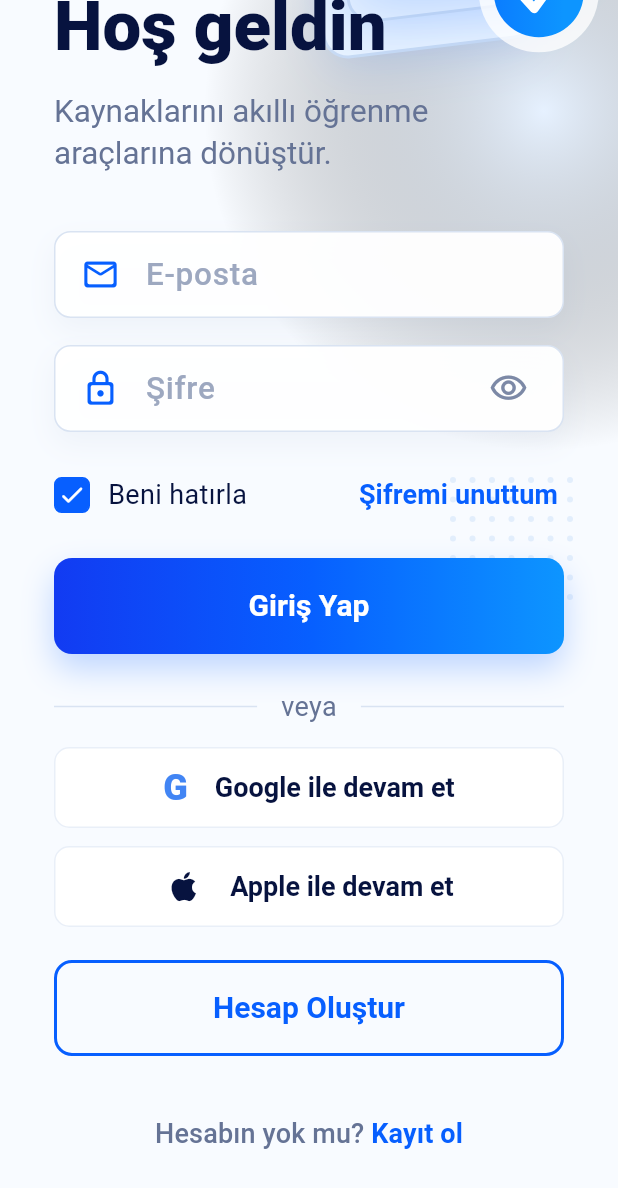
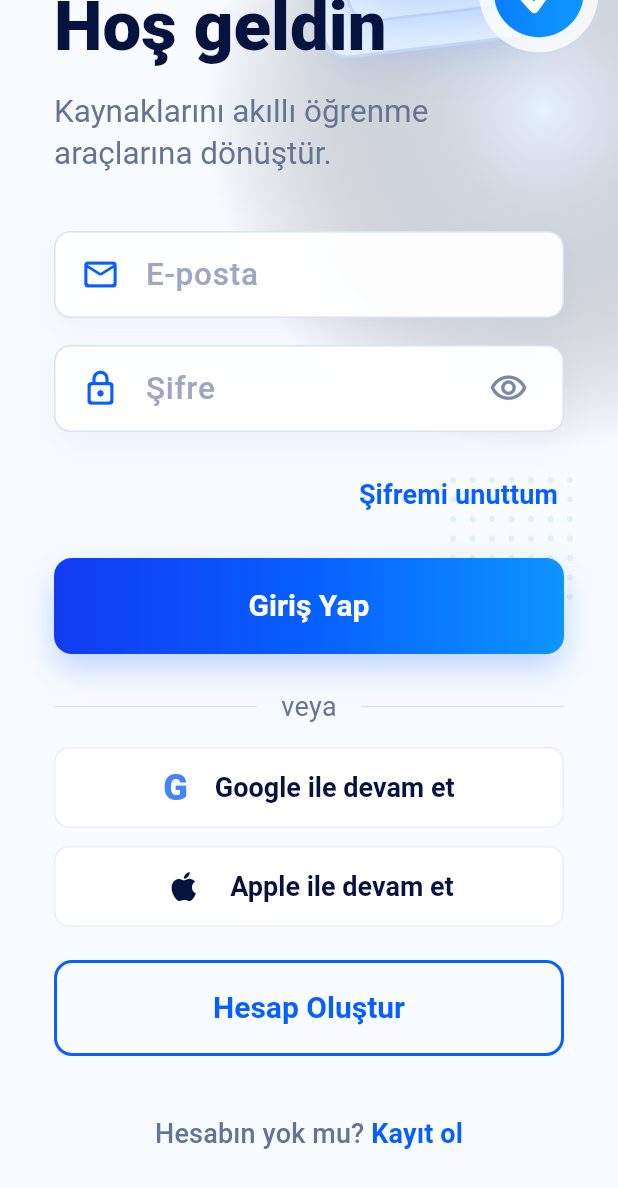
Before and after one commit to kemaltuncer-generaladmin/medasi-sourcebase, a Flutter app: the screen it shows after launch, scrolled down 178 dp, on a phone screen of 412 x 824 dp. Shown: the top 1188 px of the screen. Run offline on Flutter 3.47's test engine with Material 3 defaults, Android fonts, the light colour scheme and no system bars; our stand-ins replace file_picker, responsive_builder, supabase_flutter; missing offline and left inert: dart:html; accounts and stored records are empty; Roboto replaces fonts that are missing (SF Pro Display).

Commit message:
tur 2 release hardening: auth

```diff
--- a/lib/features/auth/presentation/screens/login_screen.dart
+++ b/lib/features/auth/presentation/screens/login_screen.dart
@@ -22,7 +22,6 @@ class LoginScreen extends StatefulWidget {
 class _LoginScreenState extends State<LoginScreen> {
   final emailController = TextEditingController();
   final passwordController = TextEditingController();
-  bool remember = true;
   bool obscure = true;
   bool loading = false;
   String? errorMessage;
@@ -249,20 +248,7 @@ class _LoginScreenState extends State<LoginScreen> {
           ),
         ),
         const SizedBox(height: 18),
-        Row(
-          children: [
-            AuthCheck(
-              value: remember,
-              onTap: () => setState(() => remember = !remember),
-              label: 'Beni hatırla',
-            ),
-            const SizedBox(width: 12),
-            const Text(
-              'Beni hatırla',
-              style: TextStyle(color: AppColors.navy, fontSize: 18),
-            ),
-            Expanded(
-              child: Align(
+        Align(
           alignment: Alignment.centerRight,
           child: TextButton(
             onPressed: loading || _socialLoading
@@ -286,9 +272,6 @@ class _LoginScreenState extends State<LoginScreen> {
               ),
             ),
           ),
-              ),
-            ),
-          ],
         ),
         if (errorMessage != null) ...[
           const SizedBox(height: 10),
--- a/lib/features/auth/presentation/screens/register_screen.dart
+++ b/lib/features/auth/presentation/screens/register_screen.dart
@@ -21,7 +21,7 @@ class _RegisterScreenState extends State<RegisterScreen> {
   final emailController = TextEditingController();
   final passwordController = TextEditingController();
   final repeatPasswordController = TextEditingController();
-  bool terms = true;
+  bool terms = false;
   bool obscureOne = true;
   bool obscureTwo = true;
   bool loading = false;
@@ -178,7 +178,7 @@ class _RegisterScreenState extends State<RegisterScreen> {
           children: [
             AuthCheck(
               value: terms,
-              onTap: () => setState(() => terms = !terms),
+              onTap: loading ? null : () => setState(() => terms = !terms),
               label: 'Kullanım koşullarını kabul ediyorum',
             ),
             const SizedBox(width: 12),
--- a/lib/features/auth/presentation/widgets/auth_widgets.dart
+++ b/lib/features/auth/presentation/widgets/auth_widgets.dart
@@ -356,13 +356,14 @@ class AuthCheck extends StatelessWidget {
   });
 
   final bool value;
-  final VoidCallback onTap;
+  final VoidCallback? onTap;
   final String label;
 
   @override
   Widget build(BuildContext context) {
     return Semantics(
       button: true,
+      enabled: onTap != null,
       toggled: value,
       label: label,
       child: GestureDetector(
```
Also changed, not shown: lib/features/auth/presentation/screens/verify_email_screen.dart (+19 -8 lines). Lines whose indentation alone changed are shown as unchanged.
